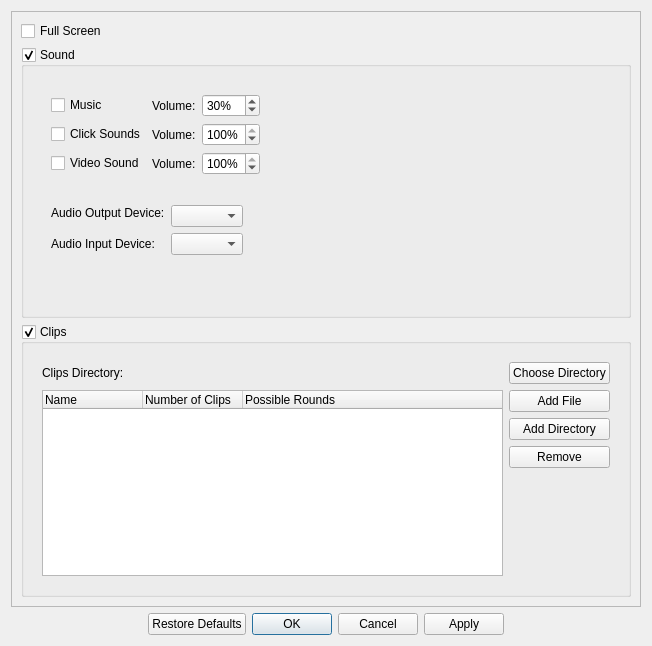
First picture: the form in ui/settings.ui, repository tdauth/gustavsfairyland, before the edit.
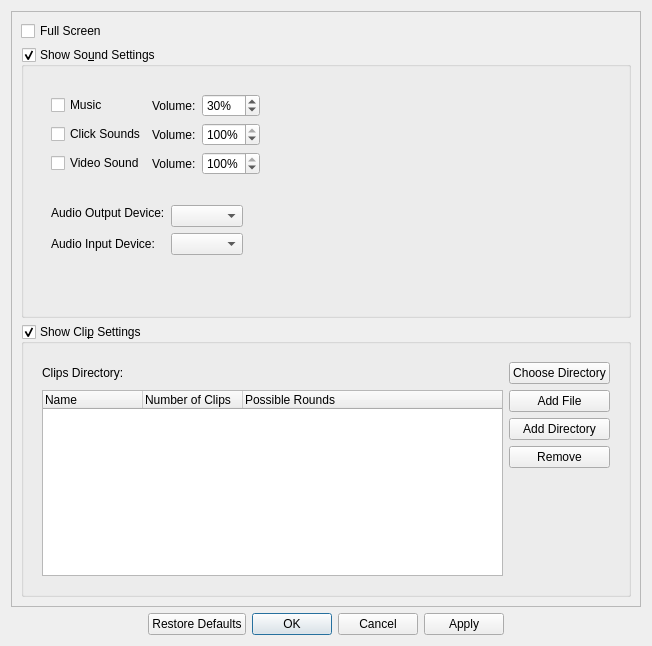
Second picture: the form after the edit. Icons and pictures are not drawn.

Patch:
```diff
--- a/ui/settings.ui
+++ b/ui/settings.ui
@@ -25,7 +25,7 @@
         <x>0</x>
         <y>0</y>
         <width>632</width>
-        <height>597</height>
+        <height>593</height>
        </rect>
       </property>
       <layout class="QGridLayout" name="gridLayout_2">
@@ -38,7 +38,7 @@
           </sizepolicy>
          </property>
          <property name="title">
-          <string>Sound</string>
+          <string>Show So&amp;und Settings</string>
          </property>
          <property name="checkable">
           <bool>true</bool>
@@ -268,7 +268,7 @@
           </sizepolicy>
          </property>
          <property name="title">
-          <string>Clips</string>
+          <string>Show Cli&amp;p Settings</string>
          </property>
          <property name="checkable">
           <bool>true</bool>
```
